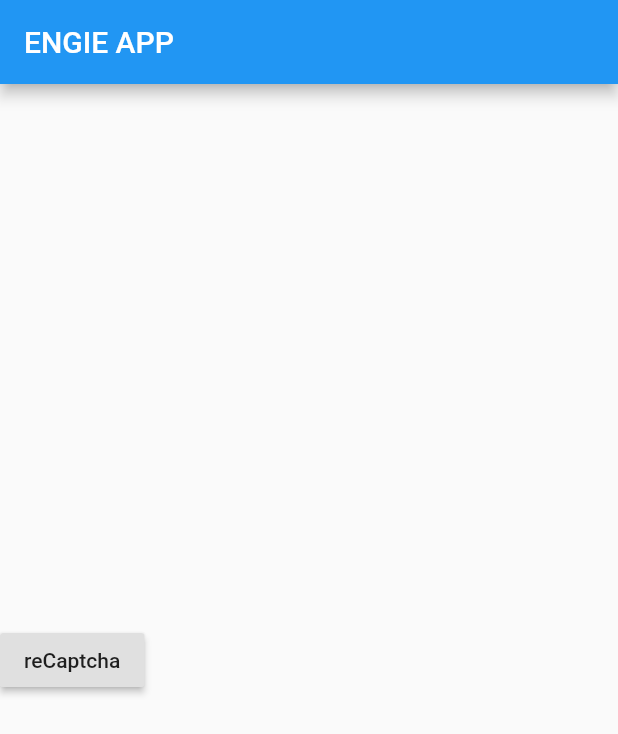
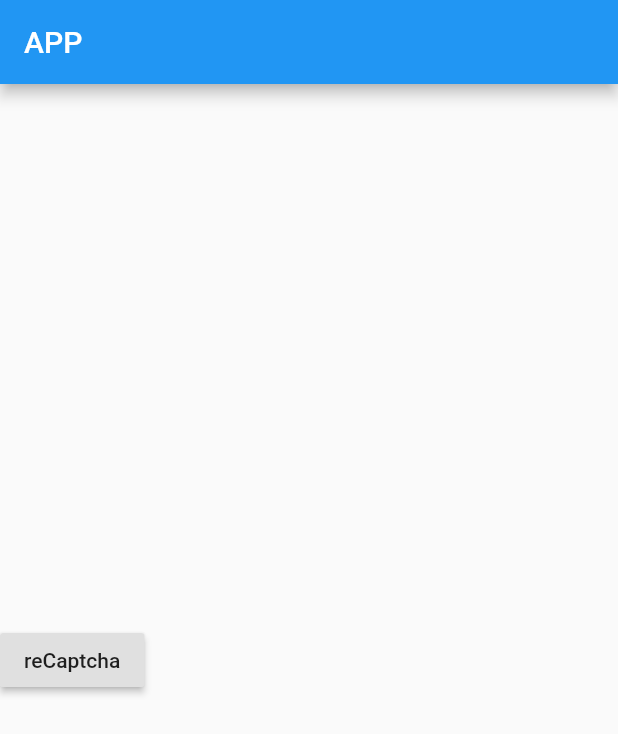
Before and after one commit to abedahmeduhp/reCAPTCHA-Flutter, a Flutter app: the screen it shows after launch, on a phone screen of 412 x 824 dp. Shown: the top 734 px of the screen. Run offline on Flutter 3.47's test engine with Material 2 defaults, Android fonts, the phone set to English and light mode, and no system bars; our stand-ins replace fluttertoast.

Commit message:
recaptcha edit

```diff
--- a/example/lib/main.dart
+++ b/example/lib/main.dart
@@ -3,7 +3,7 @@ import 'package:g_captcha/g_captcha.dart';
 import 'package:fluttertoast/fluttertoast.dart';
 
 // TODO
-const String CAPTCHA_SITE_KEY = "6LcKqfQUAAAAAC1I5Bjg0WI9RMc6wK9gjwG29Nr3";
+const String CAPTCHA_SITE_KEY = "YOUR CAPTCHA SITE";
 const String RECAPTCHA_VERIFY_URL =
     "https://www.google.com/recaptcha/api/siteverify";
 
@@ -22,7 +22,7 @@ class _MyAppState extends State<MyApp> {
     return MaterialApp(
       home: Scaffold(
           appBar: AppBar(
-            title: const Text('ENGIE APP'),
+            title: const Text('APP'),
           ),
           body: Column(
             mainAxisAlignment: MainAxisAlignment.center,
```
Also changed, not shown: +2021-03-14-15:43:34+.png (added), +2021-03-14-15:44:17+.png (added), 1 other file.
